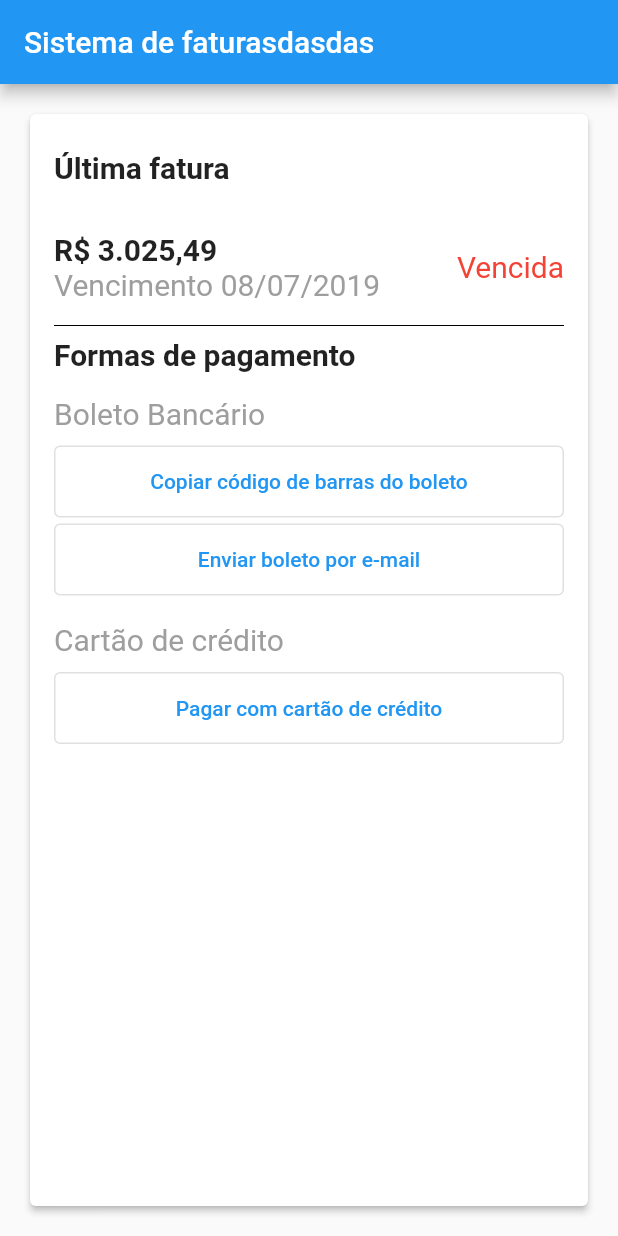
After one commit to felipe72/flutter-training, a Flutter app: the screen it shows after launch, on a phone screen of 412 x 824 dp. The commit adds this screen. Run offline on Flutter 3.47's test engine with Material 2 defaults, Android fonts, the phone set to English and light mode, and no system bars.

Commit message:
Refactor home screen to MVVM architecture

```diff
--- /dev/null
+++ b/lib/home/views/screen/home.dart
@@ -0,0 +1,37 @@
+import 'package:flutter/material.dart';
+import '../widgets/last_invoice.dart';
+import '../widgets/choose_payment.dart';
+
+class HomeScreen extends StatelessWidget {
+  HomeScreen({Key key, this.title}) : super(key: key);
+  final String title;
+
+  @override
+  Widget build(BuildContext context) {
+    return Scaffold(
+      appBar: AppBar(
+        title: Text(this.title),
+      ),
+      body: Center(
+        child: Container(
+          padding: EdgeInsets.all(16.0),
+          child: Card(
+            elevation: 2.0,
+            child: Container(
+              padding: EdgeInsets.all(16.0),
+              child: Column(
+                mainAxisAlignment: MainAxisAlignment.start,
+                crossAxisAlignment: CrossAxisAlignment.start,
+                children: <Widget>[
+                  LastInvoice(),
+                  Divider(color: Colors.black),
+                  ChoosePayment(),
+                ],
+              ),
+            ),
+          ),
+        ),
+      ),
+    );
+  }
+}
--- /dev/null
+++ b/lib/home/views/widgets/buttons.dart
@@ -0,0 +1,23 @@
+import 'package:flutter/material.dart';
+
+class HomeButton extends StatelessWidget {
+  HomeButton(this.data, {Key key, this.onPressed}) : super(key: key);
+  final String data;
+  final Function onPressed;
+
+  @override
+  Widget build(BuildContext context) {
+    final Widget text = Center(child: Text(data));
+    return Container(
+      padding: EdgeInsets.symmetric(vertical: 2.0),
+      child: OutlinedButton(
+        onPressed: () => onPressed(context),
+        child: SizedBox(
+          height: 48,
+          width: double.infinity,
+          child: text,
+        ),
+      ),
+    );
+  }
+}
--- /dev/null
+++ b/lib/home/views/widgets/choose_payment.dart
@@ -0,0 +1,95 @@
+import 'package:faturas/home/views/widgets/buttons.dart';
+import 'package:flutter/material.dart';
+import '../../../payment_options/view/screen/payment_options.dart';
+
+class ChoosePayment extends StatelessWidget {
+  ChoosePayment({Key key}) : super(key: key);
+
+  @override
+  Widget build(BuildContext context) {
+    return Column(
+      mainAxisAlignment: MainAxisAlignment.start,
+      crossAxisAlignment: CrossAxisAlignment.start,
+      children: [
+        Text(
+          'Formas de pagamento',
+          style: TextStyle(fontSize: 20.0, fontWeight: FontWeight.bold),
+        ),
+        BankTicket(),
+        CreditCard(),
+      ],
+    );
+  }
+}
+
+class BankTicket extends StatelessWidget {
+  BankTicket({Key key}) : super(key: key);
+
+  void onPressed(BuildContext context) {
+    showDialog(
+      context: context,
+      builder: (BuildContext context) => AlertDialog(
+        title: Text('Erro'),
+        content: Text('Não implementado'),
+        actions: <Widget>[
+          TextButton(
+            onPressed: () => Navigator.pop(context, 'Ok'),
+            child: Text('Ok'),
+          ),
+        ],
+      ),
+    );
+  }
+
+  @override
+  Widget build(BuildContext context) {
+    List<Widget> buttons = [
+      'Copiar código de barras do boleto',
+      'Enviar boleto por e-mail',
+    ].map((data) => HomeButton(data, onPressed: onPressed)).toList();
+
+    return Column(
+      mainAxisAlignment: MainAxisAlignment.start,
+      crossAxisAlignment: CrossAxisAlignment.start,
+      children: [
+        Container(
+          padding: EdgeInsets.only(top: 16, bottom: 8),
+          child: Text(
+            'Boleto Bancário',
+            style: TextStyle(fontSize: 20.0, color: Colors.grey),
+          ),
+        ),
+        ...buttons,
+      ],
+    );
+  }
+}
+
+class CreditCard extends StatelessWidget {
+  CreditCard({Key key}) : super(key: key);
+
+  void onPressed(BuildContext context) {
+    Navigator.push(
+      context,
+      MaterialPageRoute(builder: (context) => PaymentOptionsScreen()),
+    );
+  }
+
+  @override
+  Widget build(BuildContext context) {
+    return Column(
+      mainAxisAlignment: MainAxisAlignment.start,
+      crossAxisAlignment: CrossAxisAlignment.start,
+      children: [
+        Container(
+          padding: EdgeInsets.only(top: 16, bottom: 8),
+          child: Text(
+            'Cartão de crédito',
+            style: TextStyle(fontSize: 20.0, color: Colors.grey),
+          ),
+        ),
+        HomeButton('Pagar com cartão de crédito', onPressed: onPressed),
+      ],
+    );
+  }
+}
--- a/lib/LastInvoice.dart
+++ b/lib/home/views/widgets/last_invoice.dart
@@ -1,5 +1,4 @@
 import 'package:flutter/material.dart';
-import 'Commons.dart';
 
 class LastInvoice extends StatelessWidget {
   LastInvoice({Key key}) : super(key: key);
@@ -8,7 +7,9 @@ class LastInvoice extends StatelessWidget {
   Widget build(BuildContext context) {
     return Container(
       padding: EdgeInsets.symmetric(vertical: 8.0),
-      child: AlignLeftColumn(
+      child: Column(
+        mainAxisAlignment: MainAxisAlignment.start,
+        crossAxisAlignment: CrossAxisAlignment.start,
         children: <Widget>[
           InvoiceTitle(),
           Container(
@@ -41,7 +42,9 @@ class PriceAndDate extends StatelessWidget {
 
   @override
   Widget build(BuildContext context) {
-    return AlignLeftColumn(
+    return Column(
+      mainAxisAlignment: MainAxisAlignment.start,
+      crossAxisAlignment: CrossAxisAlignment.start,
       children: [
         Text(
           'R\$ 3.025,49',
```
Also changed, not shown: lib/ChoosePayment.dart (deleted, +0 -127 lines), lib/Commons.dart (deleted, +0 -15 lines), lib/main.dart (+2 -48 lines), lib/payment_options/view/screen/payment_options.dart (+2 -8 lines).
